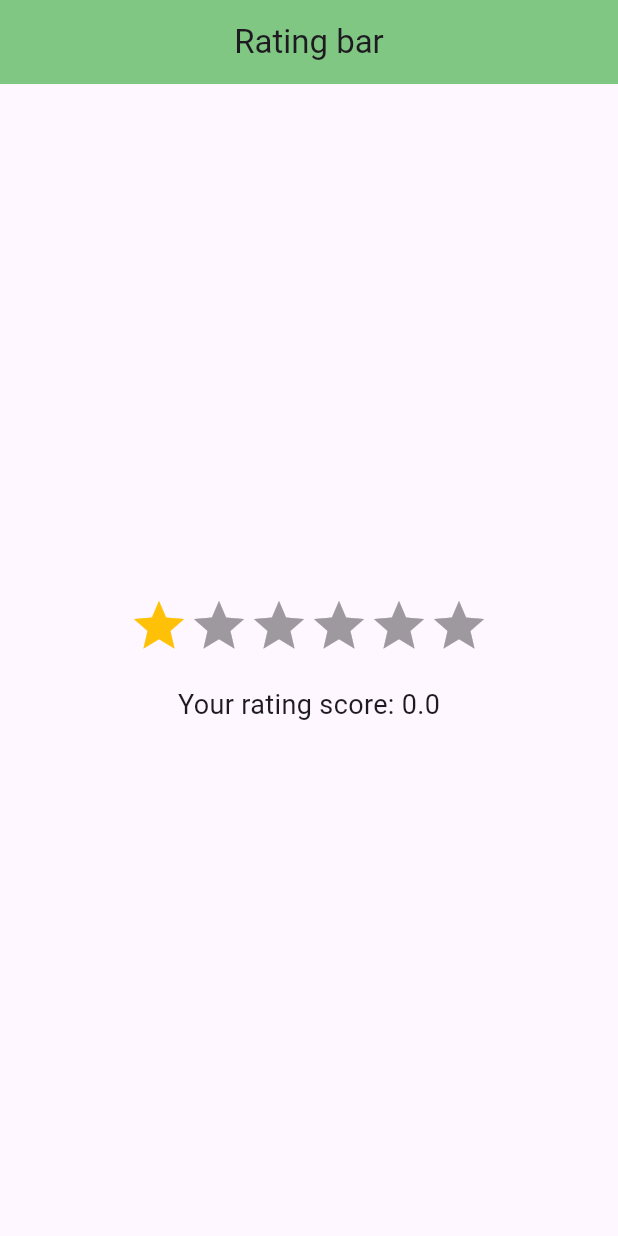
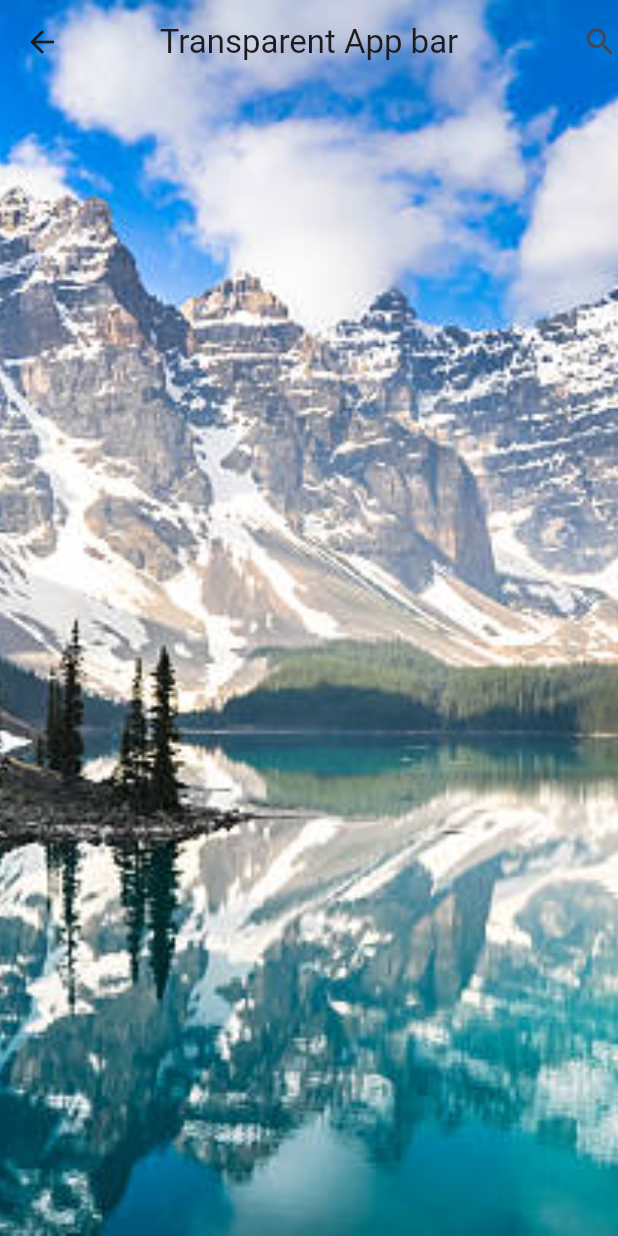
Before and after one commit to azizbekyokhubov1999/flutter_widgets_training, a Flutter app: the screen it shows after launch, on a phone screen of 412 x 824 dp. Run offline on Flutter 3.47's test engine with Material 3 defaults, Android fonts, the phone set to English and light mode, and no system bars; drawn by our look-alikes of flutter_rating_bar; our stand-ins replace another_carousel_pro, avatar_glow, country_picker, curved_navigation_bar, fl_chart, flutter_slidable and 15 more; missing offline and left inert: syncfusion_flutter_pdfviewer.

Commit message:
for video 70 - Making Transparent App bar

```diff
--- a/lib/main.dart
+++ b/lib/main.dart
@@ -8,6 +8,7 @@ import 'package:flutter_widgets_training/pages/pdf_reader.dart';
 import 'package:flutter_widgets_training/pages/remove_appbar_back_button.dart';
 import 'package:flutter_widgets_training/pages/shimmer_effect.dart';
 import 'package:flutter_widgets_training/pages/show_bottom_sheet.dart';
+import 'package:flutter_widgets_training/pages/transparent_appbar.dart';
 
 
 //for onboarding example
@@ -94,7 +95,7 @@ class MyApp extends StatelessWidget {
       theme: ThemeData(
         useMaterial3: true
       ),
-      home: MyFlRatingBar(),
+      home: MyTransparentAppBar(),
     );
   }
 }
--- /dev/null
+++ b/lib/pages/transparent_appbar.dart
@@ -0,0 +1,28 @@
+import 'package:flutter/material.dart';
+
+class MyTransparentAppBar extends StatelessWidget {
+  const MyTransparentAppBar({super.key});
+
+  @override
+  Widget build(BuildContext context) {
+    return Scaffold(
+      extendBodyBehindAppBar: true,
+      appBar: AppBar(
+        title: Text("Transparent App bar"),
+        centerTitle: true,
+        elevation: 0,
+        backgroundColor: Colors.transparent,
+        // backgroundColor: Colors.green[300],
+        leading: BackButton(),
+        actions: [
+          Icon(Icons.search)
+        ],
+      ),
+      body: Image.asset("assets/images/nature3.jpg",
+      height: double.infinity,
+        width: double.infinity,
+        fit: BoxFit.cover,
+      ),
+    );
+  }
+}
```
